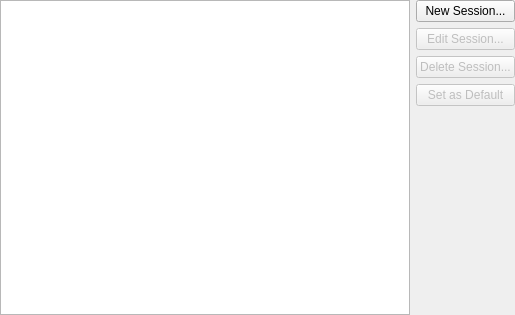
KDE/konsole, file konsole/ManageProfilesDialog.ui: the form before one commit.
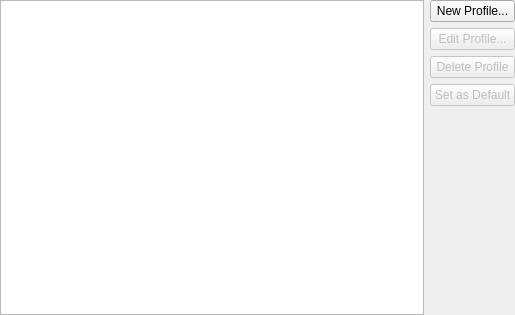
The form after the commit.

Commit message: Rename Session->Profile is manage profiles dialog.  Add tooltips in edit profile dialog.  Some progress on loading and displaying keyboard bindings.

The edit to the form file:
```diff
--- a/konsole/ManageProfilesDialog.ui
+++ b/konsole/ManageProfilesDialog.ui
@@ -28,7 +28,7 @@
    <item row="0" column="1" >
     <widget class="QPushButton" name="newSessionButton" >
      <property name="text" >
-      <string>New Session...</string>
+      <string>New Profile...</string>
      </property>
     </widget>
    </item>
@@ -38,7 +38,7 @@
       <bool>false</bool>
      </property>
      <property name="text" >
-      <string>Edit Session...</string>
+      <string>Edit Profile...</string>
      </property>
     </widget>
    </item>
@@ -48,7 +48,7 @@
       <bool>false</bool>
      </property>
      <property name="text" >
-      <string>Delete Session...</string>
+      <string>Delete Profile</string>
      </property>
     </widget>
    </item>
```
Left out of the diff: 16 changed lines with no effect on the pictures. The commit also changes 7 other files.
